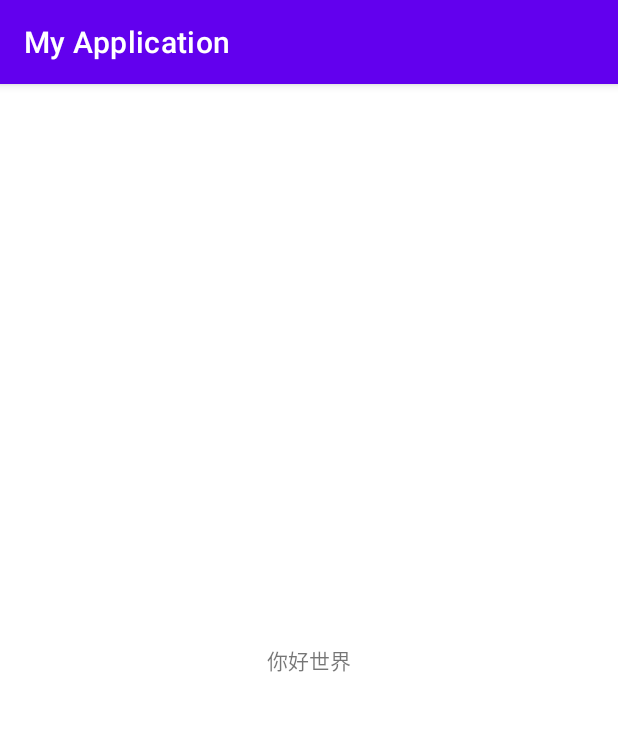
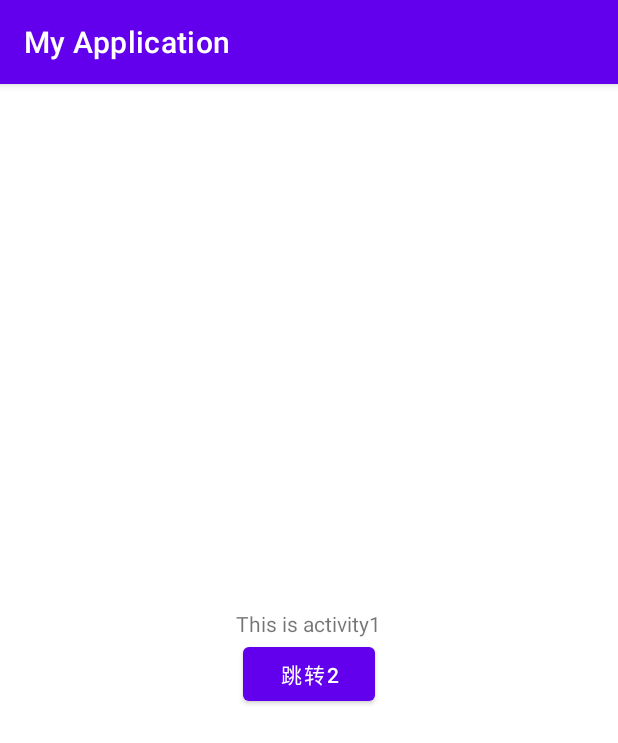
Before and after one commit to VisualNull/AndroidProject, an Android app: the screen it shows after launch (MainActivity), on a phone screen of 412 x 824 dp. Shown: the top 743 px of the screen. Run offline under Robolectric (Android 15) with nearby library versions, the phone set to English and light mode, and no system bars.

Commit message:
2023/2/28/19/04

```diff
--- a/app/src/main/java/com/example/myapplication/MainActivity.java
+++ b/app/src/main/java/com/example/myapplication/MainActivity.java
@@ -3,7 +3,10 @@ package com.example.myapplication;
 import androidx.appcompat.app.AppCompatActivity;
 
 import android.annotation.SuppressLint;
+import android.content.Intent;
 import android.os.Bundle;
+import android.view.View;
+import android.widget.Button;
 import android.widget.TextView;
 
 import org.w3c.dom.Text;
@@ -15,6 +18,15 @@ public class MainActivity extends AppCompatActivity {
         super.onCreate(savedInstanceState);
         setContentView(R.layout.activity_main);
         TextView textView1=findViewById(R.id.textView1);
-        textView1.setText("你好世界");
+        //startActivity(new Intent(this,MainActivity2.class));
+        Button button1=findViewById(R.id.button1);
+        button1.setOnClickListener(new View.OnClickListener() {
+            @Override
+            public void onClick(View view) {
+                Intent intent=new Intent();
+                intent.setClass(MainActivity.this,MainActivity2.class);
+                startActivity(intent);
+            }
+        });
     }
 }
--- a/app/src/main/res/layout/activity_main.xml
+++ b/app/src/main/res/layout/activity_main.xml
@@ -11,8 +11,14 @@
         android:id="@+id/textView1"
         android:layout_width="wrap_content"
         android:layout_height="wrap_content"
-        android:text="Hello World!"
+        android:text="This is activity1"
 
         />
+    <Button
+        android:id="@+id/button1"
+        android:layout_width="wrap_content"
+        android:layout_height="wrap_content"
+        android:text="跳转2"
+        ></Button>
 
 </LinearLayout>
```
Also changed, not shown: app/src/main/AndroidManifest.xml (+7 -0 lines), app/src/main/java/com/example/myapplication/MainActivity2.java (added, +18 -0 lines), app/src/main/java/com/example/myapplication/MainActivity3.java (added, +14 -0 lines), app/src/main/res/layout/activity_main2.xml (added, +15 -0 lines), app/src/main/res/layout/activity_main3.xml (added, +15 -0 lines).
